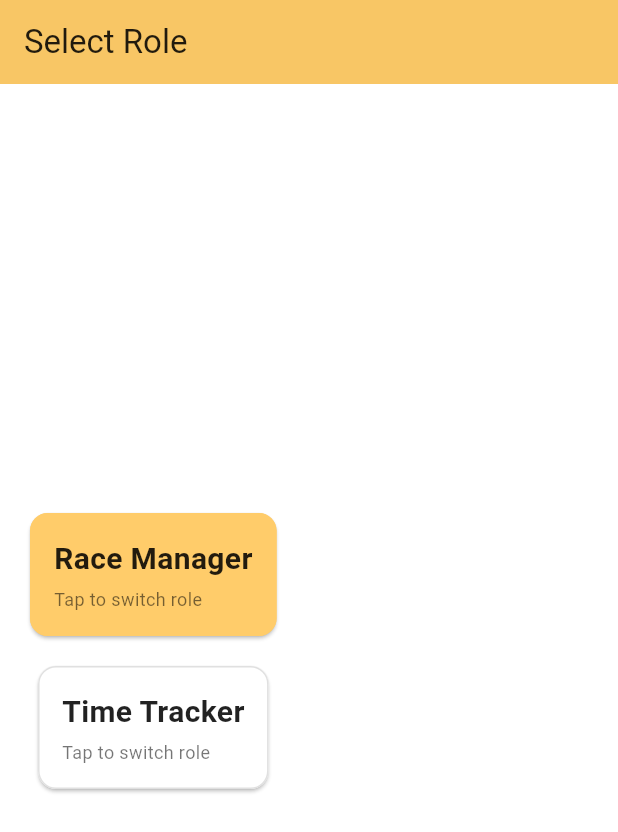
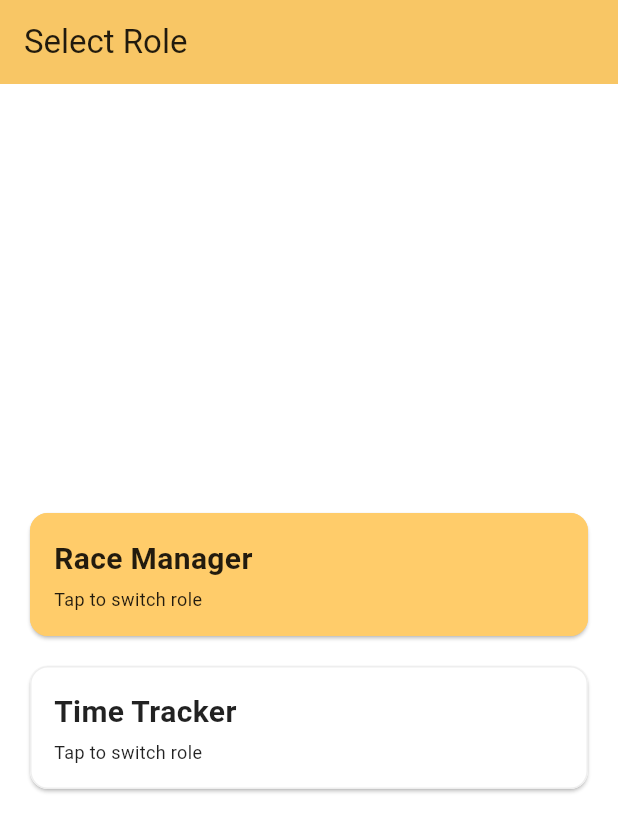
Before and after one commit to rainn22/race_tracking_app, a Flutter app: the screen it shows after launch, on a phone screen of 412 x 824 dp. Shown: the top 832 px of the screen. Run offline on Flutter 3.47's test engine with Material 3 defaults, Android fonts, the phone set to English and light mode, and no system bars.

Commit message:
chore: change width to full width

```diff
--- a/lib/utils/widgets/role_card.dart
+++ b/lib/utils/widgets/role_card.dart
@@ -18,12 +18,14 @@ class RoleCard extends StatelessWidget {
   Widget build(BuildContext context) {
     return GestureDetector(
       onTap: onTap,
+      child: SizedBox(
+        width: double.infinity,
         child: Card(
           color: isSelected ? AppColors.primary : AppColors.white,
           shape: RoundedRectangleBorder(
             borderRadius: BorderRadius.circular(12),
             side: BorderSide(
-            color: isSelected ? AppColors.primary : Colors.grey.shade300,
+              color: isSelected ? AppColors.primary : AppColors.border,
               width: 1,
             ),
           ),
@@ -42,13 +44,14 @@ class RoleCard extends StatelessWidget {
                 Text(
                   'Tap to switch role',
                   style: AppTextStyles.textSm.copyWith(
-                  color: Colors.black54,
+                    color: AppColors.text,
                   ),
                 ),
               ],
             ),
           ),
         ),
+      ),
     );
   }
 }
```
Lines whose indentation alone changed are shown as unchanged.
